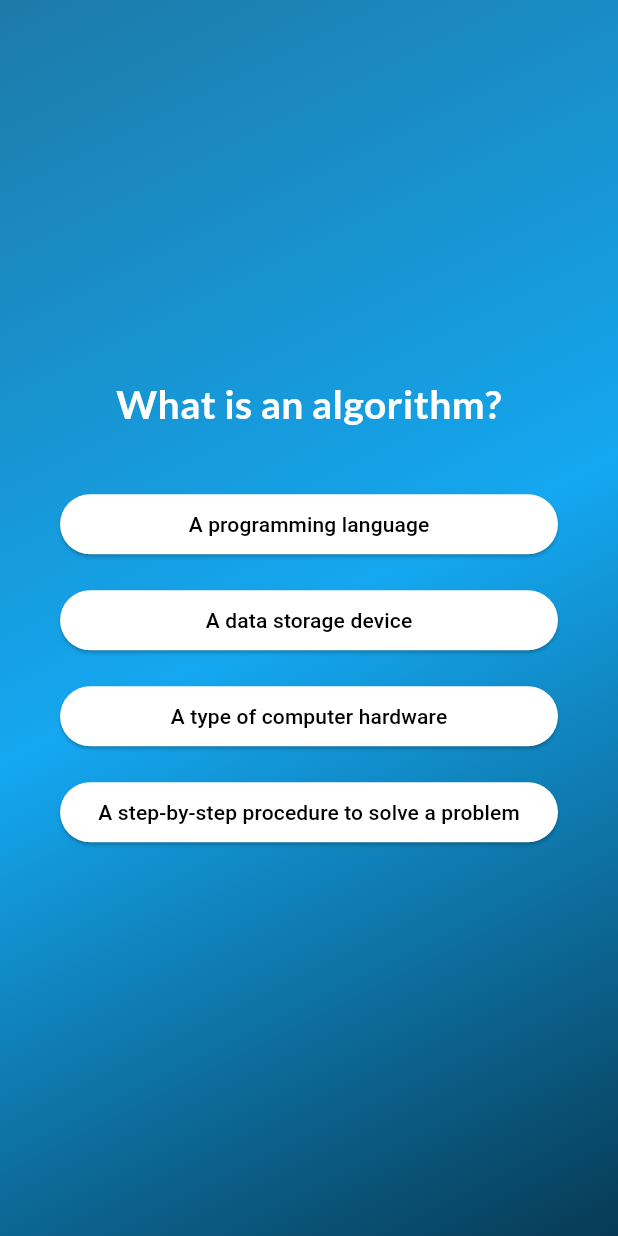
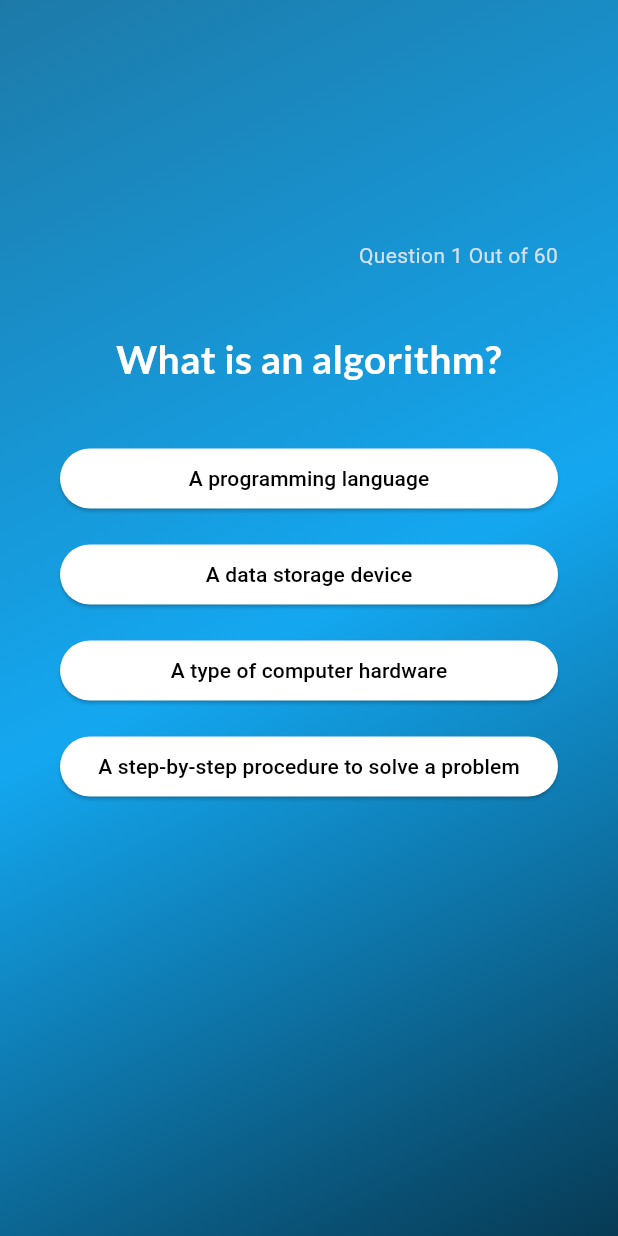
Before and after one commit to haywhyzero/myQuizApp, a Flutter app: the screen it shows after launch, after a tap on "Start Quiz", on a phone screen of 412 x 824 dp. Run offline on Flutter 3.47's test engine with Material 3 defaults, Android fonts, the phone set to English and light mode, and no system bars; our stand-ins replace google_fonts.

Commit message:
modified:   android/app/build.gradle.kts 	modified:   android/app/src/main/kotlin/com/example/myapp/MainActivity.kt 	new file:   android/build/reports/problems/problems-report.html 	new file:   lib/includes/num_questions_button.dart 	modified:   lib/includes/questions_screen.dart 	modified:   lib/includes/start_screen.dart 	modified:   lib/includes/summary_data.dart

```diff
--- /dev/null
+++ b/lib/includes/num_questions_button.dart
@@ -0,0 +1,15 @@
+import 'package:flutter/material.dart';
+
+class NumQuestionsButton extends StatelessWidget {
+  const NumQuestionsButton({super.key, required this.numQuestion, required this.onTap});
+
+
+  final String numQuestion;
+  final void Function() onTap;
+
+
+  @override
+  Widget build(BuildContext context) {
+    return OutlinedButton(onPressed: onTap, child: Text(numQuestion));
+  }
+}
--- a/lib/includes/questions_screen.dart
+++ b/lib/includes/questions_screen.dart
@@ -30,12 +30,23 @@ class _QuestionsScreenState extends State<QuestionsScreen> {
     return SizedBox(
       width: double.infinity,
       child: Container(
-        margin: EdgeInsets.all(40),
+        margin: EdgeInsets.fromLTRB(40, 160, 40, 40),
         child: Column(
-          mainAxisAlignment: MainAxisAlignment.center,
+          mainAxisAlignment: MainAxisAlignment.start,
           crossAxisAlignment: CrossAxisAlignment.stretch,
           children: [
-            Text(currentQuestions.question,
+            Row(
+              mainAxisAlignment: MainAxisAlignment.end,
+              children: [
+                Text('Question ${currentQueIndex + 1} Out of ${questions.length}',
+                style: TextStyle(
+                  color: const Color.fromARGB(255, 211, 224, 239)
+                ),
+                ),
+              ],
+            ),
+            SizedBox(height: 40),
+            Text(currentQuestions.question, // Displays the current Questions
             style: GoogleFonts.lato(
               color: Colors.white,
               fontSize: 26,
@@ -44,6 +55,7 @@ class _QuestionsScreenState extends State<QuestionsScreen> {
             textAlign: TextAlign.center,
             ),
             SizedBox(height: 30),
+            // Shuffled answers but since map returns a list, we usee ... to put the list in the column list
             ...currentQuestions.getShuffledList().map((answer) {
               return AnswerButton(
                 answerText: answer,
--- a/lib/includes/start_screen.dart
+++ b/lib/includes/start_screen.dart
@@ -1,5 +1,6 @@
 import 'package:flutter/material.dart';
 import 'package:google_fonts/google_fonts.dart';
+import 'package:myapp/includes/num_questions_button.dart';
 
 class StartScreen extends StatelessWidget {
   const StartScreen(this.startQuiz, {super.key});
@@ -13,22 +14,38 @@ class StartScreen extends StatelessWidget {
         mainAxisSize: MainAxisSize.min,
         children: [
           Image.asset(
-            'assets/images/quiz-logo.png',
+            'assets/images/quiz-logo.png', // My logo
             width: 200,
             //color: const Color.fromARGB(176, 255, 255, 255),
           ),
           SizedBox(height: 30),
           Text(
-            'Computer Science 101 Quiz',
+            'Computer Science 101 Quiz', // Given title
             style: GoogleFonts.lato(
               color: Colors.white,
               fontSize: 24,
               fontWeight: FontWeight.bold),
           ),
           SizedBox(height: 30),
-          OutlinedButton.icon(
+          Text('Select how many questions you want to answer'),
+          SizedBox(height: 10),
+          Row(
+            mainAxisAlignment: MainAxisAlignment.center,
+            children: [
+          NumQuestionsButton(numQuestion: '10', onTap: () {}),
+          NumQuestionsButton(numQuestion: '30', onTap: () {}),
+          NumQuestionsButton(numQuestion: '60', onTap: () {}),
+          NumQuestionsButton(numQuestion: '100', onTap: () {}),
+            ],
+          ),
+          SizedBox(height: 30),
+          ElevatedButton.icon(
             onPressed: startQuiz,
-            style: OutlinedButton.styleFrom(foregroundColor: Colors.white),
+            style: ElevatedButton.styleFrom(
+              foregroundColor: Colors.white,
+              backgroundColor: const Color.fromARGB(61, 0, 187, 212),
+              elevation: 5,
+              ),
             label: Text('Start Quiz'),
             icon: Icon(Icons.arrow_right_alt),
           ),
```
Also changed, not shown: lib/includes/summary_data.dart (+6 -4 lines), 3 other files.
